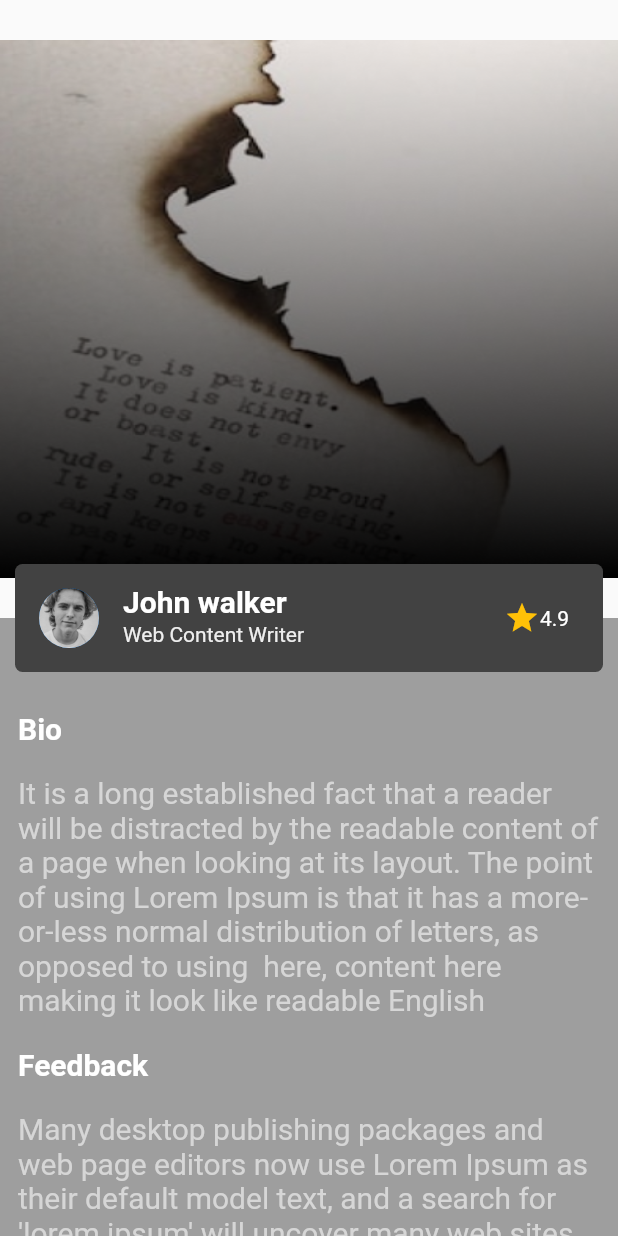
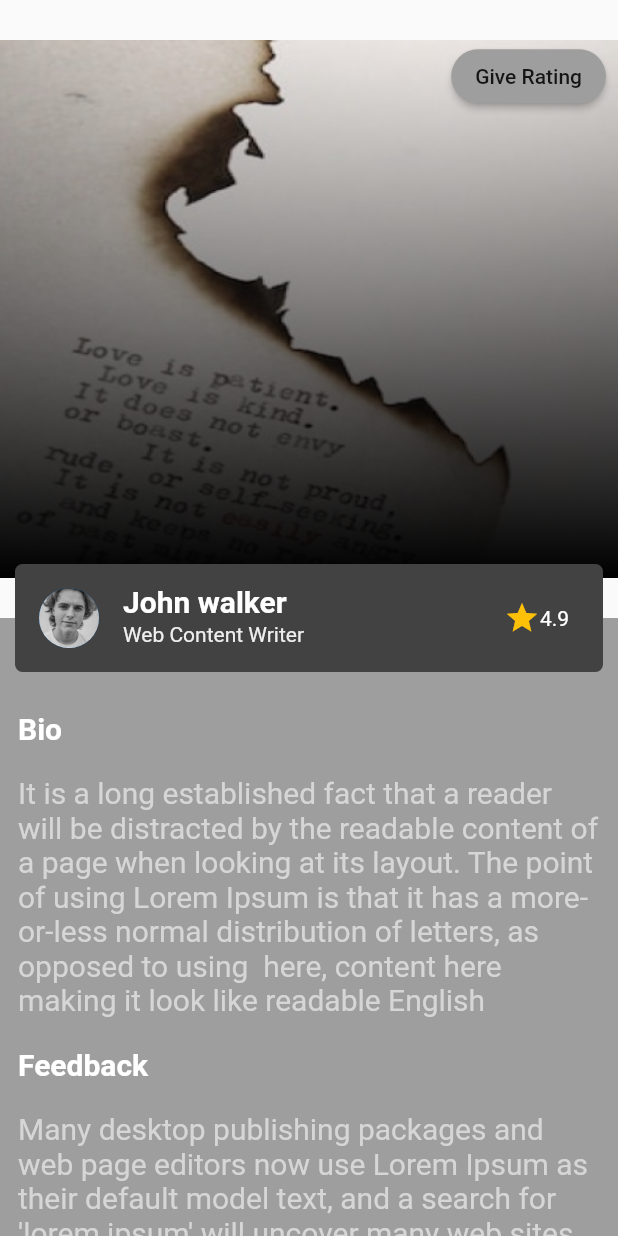
Before and after one commit to AmarchandK/static-UI, a Flutter app: the screen it shows after launch, on a phone screen of 412 x 824 dp. Run offline on Flutter 3.47's test engine with Material 2 defaults, Android fonts, the phone set to English and light mode, and no system bars; drawn by our look-alikes of carousel_slider.

Commit message:
refactoring done

```diff
--- a/lib/core/constants.dart
+++ b/lib/core/constants.dart
@@ -1,6 +1,4 @@
 import 'package:flutter/material.dart';
-import 'package:flutter/widgets.dart';
-
 const h10 = SizedBox(height: 10);
 const h20 = SizedBox(height: 20);
 const h30 = SizedBox(height: 30);
--- a/lib/view/description/description_page.dart
+++ b/lib/view/description/description_page.dart
@@ -1,11 +1,15 @@
-import 'package:aimplatfarm_ui/core/constants.dart';
 import 'package:aimplatfarm_ui/view/description/widgets/contents.dart';
 import 'package:aimplatfarm_ui/view/description/widgets/image_swipe.dart';
+import 'package:aimplatfarm_ui/view/description/widgets/tile.dart';
 import 'package:flutter/material.dart';
 
 class Description extends StatelessWidget {
   Description({super.key});
-  final List imges = ['assets/1.png', 'assets/2.png', 'assets/group.png'];
+  final List<String> imges = [
+    'assets/1.png',
+    'assets/2.png',
+    'assets/group.png'
+  ];
   @override
   Widget build(BuildContext context) {
     final Size size = MediaQuery.of(context).size;
@@ -18,42 +22,8 @@ class Description extends StatelessWidget {
               Contents(size: size, imges: imges)
             ],
           ),
-          Align(
-            child: Container(
-              margin: const EdgeInsets.all(10),
-              decoration: BoxDecoration(
-                borderRadius: BorderRadius.circular(5),
-                color: Colors.grey[800],
-              ),
-              child: ListTile(
-                title: const Text(
-                  'John walker',
-                  style: TextStyle(
-                    fontWeight: FontWeight.bold,
-                    color: wColor,
-                    fontSize: 20,
-                  ),
-                ),
-                subtitle: Text(
-                  'Web Content Writer',
-                  style: TextStyle(color: Colors.grey[200]),
-                ),
-                trailing: SizedBox(
-                    width: 50,
-                    child: Row(children: const [
-                      Icon(Icons.star, color: Colors.amber),
-                      Text(
-                        '4.9',
-                        style: TextStyle(color: wColor),
-                      )
-                    ])),
-                leading: const CircleAvatar(
-                  backgroundImage: AssetImage(
-                    'assets/group.png',
-                  ),
-                ),
-              ),
-            ),
+          const Align(
+            child: UserTile(),
           )
         ],
       ),
--- a/lib/view/description/widgets/image_swipe.dart
+++ b/lib/view/description/widgets/image_swipe.dart
@@ -1,4 +1,3 @@
-
 import 'package:carousel_slider/carousel_slider.dart';
 import 'package:flutter/material.dart';
 
@@ -27,6 +26,19 @@ class SwipableImage extends StatelessWidget {
                 image: AssetImage(imges[index]),
               ),
             ),
+            child: Align(
+                alignment: Alignment.topRight,
+                child: Padding(
+                  padding: const EdgeInsets.only(right: 8),
+                  child: MaterialButton(
+                    onPressed: () {},
+                    color: Colors.grey,
+                    shape: RoundedRectangleBorder(
+                      borderRadius: BorderRadius.circular(18),
+                    ),
+                    child: const Text('Give Rating'),
+                  ),
+                )),
           );
         },
         options: CarouselOptions(
--- /dev/null
+++ b/lib/view/description/widgets/tile.dart
@@ -0,0 +1,48 @@
+
+import 'package:aimplatfarm_ui/core/constants.dart';
+import 'package:flutter/material.dart';
+
+class UserTile extends StatelessWidget {
+  const UserTile({
+    Key? key,
+  }) : super(key: key);
+
+  @override
+  Widget build(BuildContext context) {
+    return Container(
+      margin: const EdgeInsets.all(10),
+      decoration: BoxDecoration(
+        borderRadius: BorderRadius.circular(5),
+        color: Colors.grey[800],
+      ),
+      child: ListTile(
+        title: const Text(
+          'John walker',
+          style: TextStyle(
+            fontWeight: FontWeight.bold,
+            color: wColor,
+            fontSize: 20,
+          ),
+        ),
+        subtitle: Text(
+          'Web Content Writer',
+          style: TextStyle(color: Colors.grey[200]),
+        ),
+        trailing: SizedBox(
+            width: 50,
+            child: Row(children: const [
+              Icon(Icons.star, color: Colors.amber),
+              Text(
+                '4.9',
+                style: TextStyle(color: wColor),
+              )
+            ])),
+        leading: const CircleAvatar(
+          backgroundImage: AssetImage(
+            'assets/group.png',
+          ),
+        ),
+      ),
+    );
+  }
+}
```
Also changed, not shown: lib/view/home/homepage.dart (+6 -101 lines), lib/view/home/widgets/bottomnav.dart (added, +48 -0 lines), lib/view/home/widgets/cards.dart (added, +61 -0 lines), lib/view/home/widgets/custum_appbar.dart (added, +44 -0 lines).
